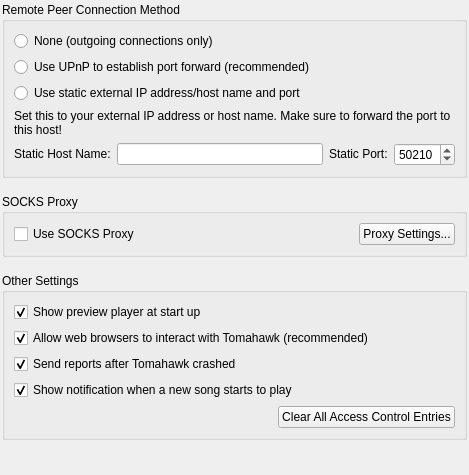
Before: the Qt Designer form src/Settings_Advanced.ui in twischer/tomahawk, drawn with Qt 5.
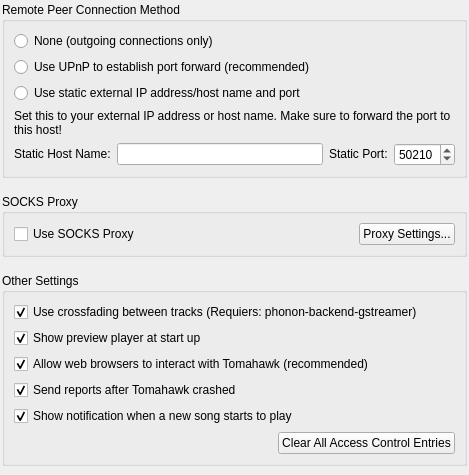
After: the same form once the commit is applied.

Commit message: Make it possible to disable the crossfading feature

```diff
--- a/src/Settings_Advanced.ui
+++ b/src/Settings_Advanced.ui
@@ -195,6 +195,19 @@
       <string>Other Settings</string>
      </property>
      <layout class="QVBoxLayout" name="verticalLayout_2">
+      <item>
+       <widget class="QCheckBox" name="checkBoxCrossfading">
+        <property name="layoutDirection">
+         <enum>Qt::LeftToRight</enum>
+        </property>
+        <property name="text">
+         <string>Use crossfading between tracks (Requiers: phonon-backend-gstreamer)</string>
+        </property>
+        <property name="checked">
+         <bool>true</bool>
+        </property>
+       </widget>
+      </item>
       <item>
        <widget class="QCheckBox" name="checkBoxPreview">
         <property name="layoutDirection">
```
The commit also changes 11 other files.
